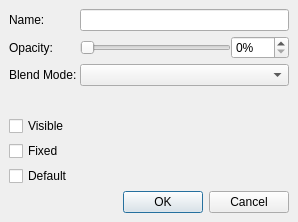
Qt form src/desktop/ui/layerproperties.ui (weblate/Drawpile) before a commit.
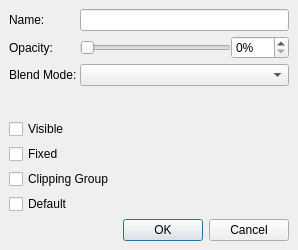
The same form after that commit.

Commit message: Add clipping groups to the layer properties dialog

```diff
--- a/src/desktop/ui/layerproperties.ui
+++ b/src/desktop/ui/layerproperties.ui
@@ -10,7 +10,7 @@
     <x>0</x>
     <y>0</y>
     <width>298</width>
-    <height>222</height>
+    <height>250</height>
    </rect>
   </property>
   <property name="windowTitle">
@@ -110,6 +110,13 @@
      </property>
     </widget>
    </item>
+   <item>
+    <widget class="QCheckBox" name="clippingGroup">
+     <property name="text">
+      <string>Clipping Group</string>
+     </property>
+    </widget>
+   </item>
    <item>
     <widget class="QCheckBox" name="defaultLayer">
      <property name="text">
```
The commit also changes 3 other files.
